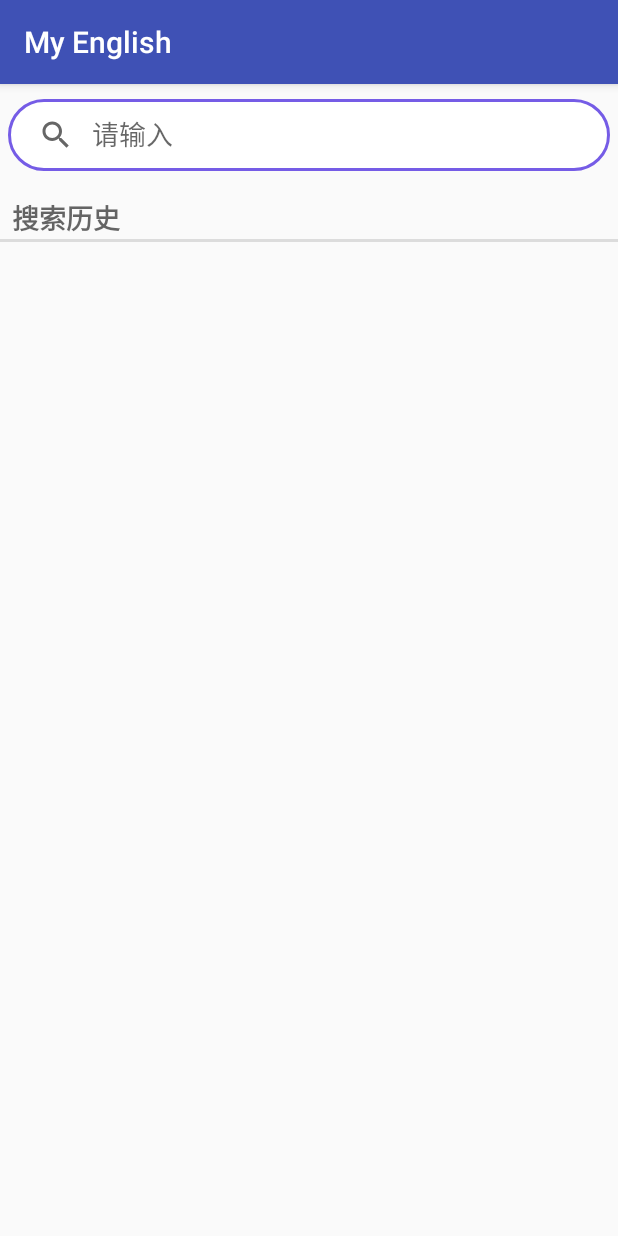
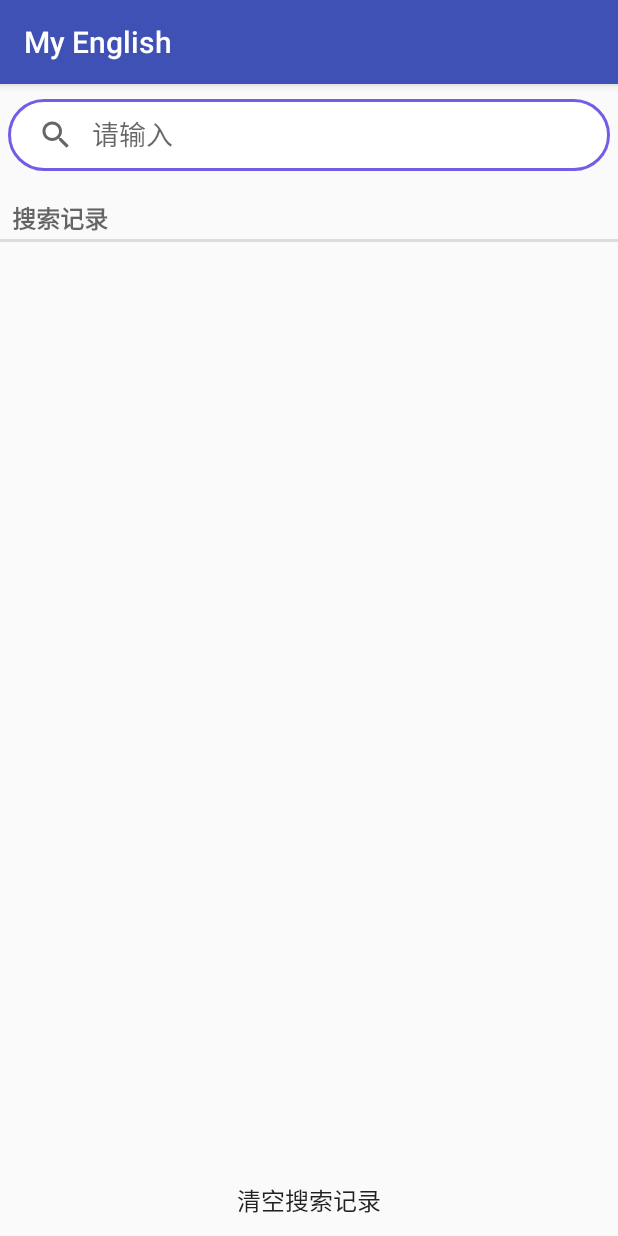
Before and after one commit to Pantiy/MyEnglish, an Android app: the screen it shows after launch (MainActivity), on a phone screen of 412 x 824 dp. Run offline under Robolectric (Android 15) with nearby library versions, the phone set to English and light mode, and no system bars.

Commit message:
Add delete

```diff
--- a/app/src/main/java/com/pantiy/myenglish/model/QueryResultLab.java
+++ b/app/src/main/java/com/pantiy/myenglish/model/QueryResultLab.java
@@ -57,7 +57,11 @@ public class QueryResultLab {
     }
 
     public void deleteQueryResult(String query) {
-        mSQLiteDatabase.delete(QueryResultDatabase.NAME, Table.QUERY, new String[]{query});
+        mSQLiteDatabase.delete(QueryResultDatabase.NAME, Table.QUERY + "=?", new String[]{query});
+    }
+
+    public void deleteQueryResultList() {
+        mSQLiteDatabase.execSQL("DELETE FROM " + QueryResultDatabase.NAME);
     }
 
     private ContentValues getContentValues(QueryResult queryResult) {
--- a/app/src/main/java/com/pantiy/myenglish/utils/QueryWord.java
+++ b/app/src/main/java/com/pantiy/myenglish/utils/QueryWord.java
@@ -52,7 +52,6 @@ public class QueryWord {
         }
         try {
             Request request = new Request.Builder().url(YoudaoClient.getUrl(query)).build();
-            Log.e(TAG, YoudaoClient.getUrl(query));
             Response response = sOkHttpClient.newCall(request).execute();
             if (response.isSuccessful()) {
                 final String result = response.body().string();
--- a/app/src/main/res/layout/fragment_query.xml
+++ b/app/src/main/res/layout/fragment_query.xml
@@ -23,7 +23,7 @@
         android:layout_height="wrap_content"
         android:layout_marginTop="15dp"
         android:text="@string/query_history"
-        android:textSize="18sp"/>
+        android:textSize="16sp"/>
 
     <ListView
         android:id="@+id/history_listView"
@@ -31,4 +31,12 @@
         android:layout_height="0dp"
         android:layout_weight="1"/>
 
+    <Button
+        android:id="@+id/deleteAll_button"
+        android:layout_width="match_parent"
+        android:layout_height="wrap_content"
+        android:background="@android:color/transparent"
+        android:text="@string/delete_all"
+        android:textSize="16sp"/>
+
 </LinearLayout>
--- a/app/src/main/res/layout/list_item_for_history.xml
+++ b/app/src/main/res/layout/list_item_for_history.xml
@@ -10,6 +10,7 @@
         android:layout_width="match_parent"
         android:layout_height="match_parent"
         android:layout_marginStart="10dp"
+        android:textSize="15sp"
         android:gravity="center_vertical"/>
 
 </LinearLayout>
--- a/app/src/main/res/values/strings.xml
+++ b/app/src/main/res/values/strings.xml
@@ -4,7 +4,15 @@
 
     <string name="search_hint">请输入</string>
     <string name="query_button">搜索</string>
-    <string name="query_history">搜索历史</string>
+    <string name="query_history">搜索记录</string>
+    <string name="delete_all">清空搜索记录</string>
+    <string name="delete">删除</string>
+    <string name="already_delete">已删除</string>
+    <string name="dialog_title">请确认</string>
+    <string name="dialog_message">将会清空所有搜索记录</string>
+    <string name="dialog_positive">清空</string>
+    <string name="dialog_negative">取消</string>
+    <string name="empty_history">没有搜索记录</string>
 
     <string name="translate">翻译</string>
     <string name="basic">基础释义</string>
```
Also changed, not shown: app/src/main/java/com/pantiy/myenglish/fragment/QueryFragment.java (+57 -0 lines).
